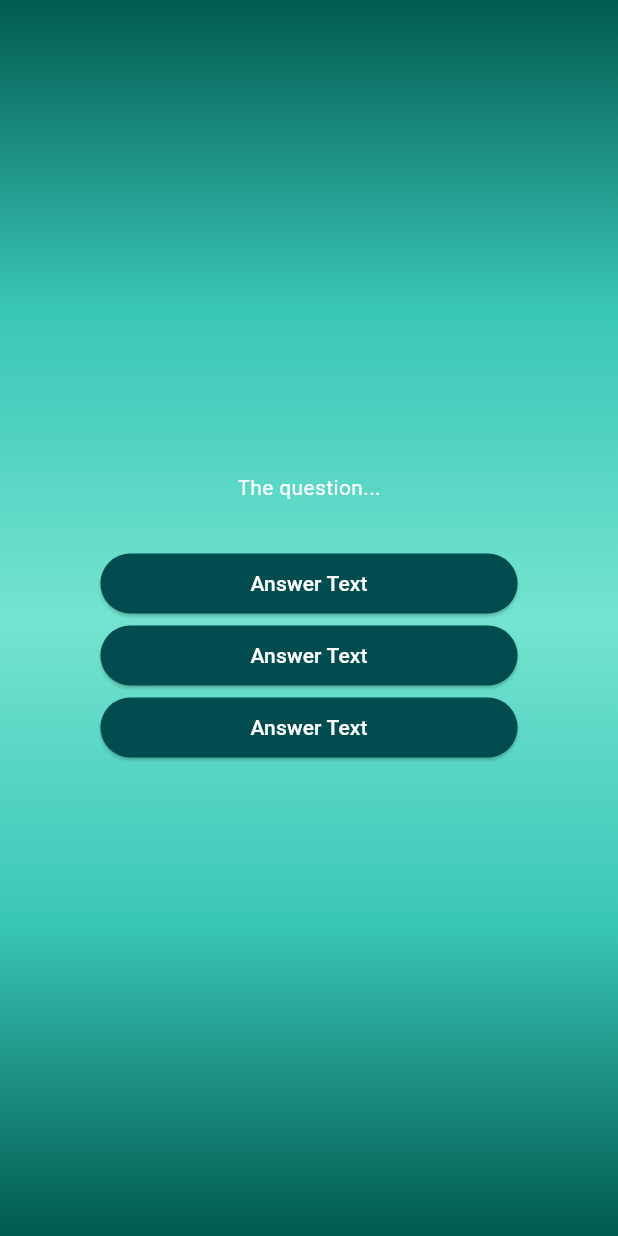
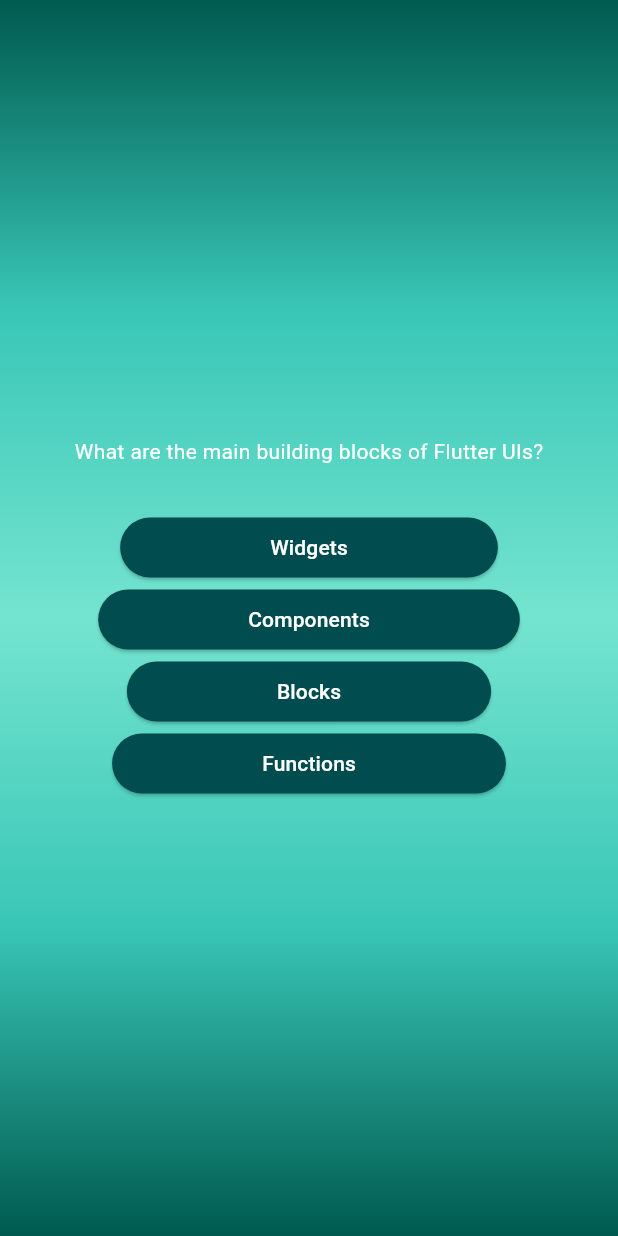
Before and after one commit to ayeshaak1/quiz_app, a Flutter app: the screen it shows after launch, after a tap on "Start Quiz", on a phone screen of 412 x 824 dp. Run offline on Flutter 3.47's test engine with Material 3 defaults, Android fonts, the phone set to English and light mode, and no system bars.

Commit message:
Added AnswerButton manually

```diff
--- a/lib/questions_screen.dart
+++ b/lib/questions_screen.dart
@@ -1,5 +1,6 @@
 import 'package:flutter/material.dart';
 import 'package:quiz_app/answer_button.dart';
+import 'package:quiz_app/data/questions.dart';
 import 'package:quiz_app/models/quiz_question.dart';
 
 class QuestionsScreen extends StatefulWidget {
@@ -14,14 +15,15 @@ class QuestionsScreen extends StatefulWidget {
 class _QuestionsScreenState extends State<QuestionsScreen> {
   @override
   Widget build(context) {
+    final currentQuestion = questions[0];
     return SizedBox(
       width: double.infinity,
       child: Column(
         mainAxisAlignment: MainAxisAlignment.center,
         children: [
-          const Text(
-            'The question...',
-            style: TextStyle(
+          Text(
+            currentQuestion.text,
+            style: const TextStyle(
               color: Colors.white,
             ),
           ),
@@ -29,15 +31,19 @@ class _QuestionsScreenState extends State<QuestionsScreen> {
             height: 30,
           ),
           AnswerButton(
-            'Answer Text',
+            currentQuestion.answers[0],
             () {},
           ),
           AnswerButton(
-            'Answer Text',
+            currentQuestion.answers[1],
             () {},
           ),
           AnswerButton(
-            'Answer Text',
+            currentQuestion.answers[2],
+            () {},
+          ),
+          AnswerButton(
+            currentQuestion.answers[3],
             () {},
           ),
         ],
```
